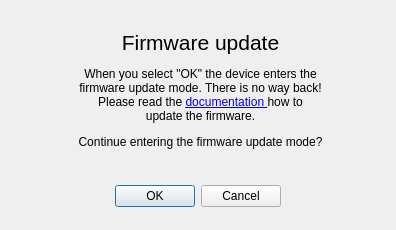
The window that stick20updatedialog.ui (Nitrokey/nitrokey-app) describes before a commit, drawn with Qt 5.
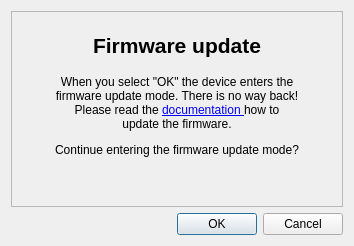
The same window after the commit. Icons and pictures are not drawn.

Commit message: frames, resizing grouping

Diff of the .ui file:
```diff
--- a/stick20updatedialog.ui
+++ b/stick20updatedialog.ui
@@ -6,8 +6,8 @@
    <rect>
     <x>0</x>
     <y>0</y>
-    <width>396</width>
-    <height>230</height>
+    <width>354</width>
+    <height>246</height>
    </rect>
   </property>
   <property name="windowTitle">
@@ -17,35 +17,77 @@
    <iconset resource="resources.qrc">
     <normaloff>:/images/CS_icon.png</normaloff>:/images/CS_icon.png</iconset>
   </property>
-  <widget class="QDialogButtonBox" name="buttonBox">
-   <property name="geometry">
-    <rect>
-     <x>100</x>
-     <y>180</y>
-     <width>181</width>
-     <height>32</height>
-    </rect>
-   </property>
-   <property name="orientation">
-    <enum>Qt::Horizontal</enum>
-   </property>
-   <property name="standardButtons">
-    <set>QDialogButtonBox::Cancel|QDialogButtonBox::Ok</set>
-   </property>
-  </widget>
-  <widget class="QLabel" name="label">
-   <property name="geometry">
-    <rect>
-     <x>30</x>
-     <y>30</y>
-     <width>341</width>
-     <height>151</height>
-    </rect>
-   </property>
-   <property name="text">
-    <string>&lt;html&gt;&lt;head/&gt;&lt;body&gt;&lt;p align=&quot;center&quot;&gt;&lt;span style=&quot; font-size:16pt;&quot;&gt;Firmware update&lt;/span&gt;&lt;/p&gt;&lt;p align=&quot;center&quot;&gt;When you select &amp;quot;OK&amp;quot; the device enters the &lt;br/&gt;firmware update mode. There is no way back!&lt;br/&gt;Please read the &lt;a href=&quot;https://www.crypto-stick.com/en/doc/firmware-update-storage&quot;&gt;&lt;span style=&quot; text-decoration: underline; color:#0000ff;&quot;&gt;documentation &lt;/span&gt;&lt;/a&gt;how to &lt;br/&gt;update the firmware.&lt;/p&gt;&lt;p align=&quot;center&quot;&gt;Continue entering the firmware update mode?&lt;/p&gt;&lt;p&gt;&lt;br/&gt;&lt;/p&gt;&lt;/body&gt;&lt;/html&gt;</string>
-   </property>
-  </widget>
+  <layout class="QVBoxLayout" name="verticalLayout_2">
+   <item>
+    <widget class="QFrame" name="frame">
+     <property name="sizePolicy">
+      <sizepolicy hsizetype="MinimumExpanding" vsizetype="MinimumExpanding">
+       <horstretch>0</horstretch>
+       <verstretch>0</verstretch>
+      </sizepolicy>
+     </property>
+     <property name="frameShape">
+      <enum>QFrame::StyledPanel</enum>
+     </property>
+     <property name="frameShadow">
+      <enum>QFrame::Raised</enum>
+     </property>
+     <layout class="QVBoxLayout" name="verticalLayout">
+      <item>
+       <widget class="QLabel" name="label_2">
+        <property name="font">
+         <font>
+          <pointsize>16</pointsize>
+          <weight>75</weight>
+          <bold>true</bold>
+         </font>
+        </property>
+        <property name="text">
+         <string>Firmware update</string>
+        </property>
+        <property name="alignment">
+         <set>Qt::AlignCenter</set>
+        </property>
+       </widget>
+      </item>
+      <item>
+       <widget class="QLabel" name="label">
+        <property name="text">
+         <string>&lt;html&gt;&lt;head/&gt;&lt;body&gt;&lt;p align=&quot;center&quot;&gt;When you select &amp;quot;OK&amp;quot; the device enters the &lt;br/&gt;firmware update mode. There is no way back!&lt;br/&gt;Please read the &lt;a href=&quot;https://www.crypto-stick.com/en/doc/firmware-update-storage&quot;&gt;&lt;span style=&quot; text-decoration: underline; color:#0000ff;&quot;&gt;documentation &lt;/span&gt;&lt;/a&gt;how to &lt;br/&gt;update the firmware.&lt;/p&gt;&lt;p align=&quot;center&quot;&gt;Continue entering the firmware update mode?&lt;/p&gt;&lt;p&gt;&lt;br/&gt;&lt;/p&gt;&lt;/body&gt;&lt;/html&gt;</string>
+        </property>
+       </widget>
+      </item>
+     </layout>
+    </widget>
+   </item>
+   <item>
+    <layout class="QHBoxLayout" name="horizontalLayout">
+     <item>
+      <spacer name="horizontalSpacer">
+       <property name="orientation">
+        <enum>Qt::Horizontal</enum>
+       </property>
+       <property name="sizeHint" stdset="0">
+        <size>
+         <width>40</width>
+         <height>20</height>
+        </size>
+       </property>
+      </spacer>
+     </item>
+     <item>
+      <widget class="QDialogButtonBox" name="buttonBox">
+       <property name="orientation">
+        <enum>Qt::Horizontal</enum>
+       </property>
+       <property name="standardButtons">
+        <set>QDialogButtonBox::Cancel|QDialogButtonBox::Ok</set>
+       </property>
+      </widget>
+     </item>
+    </layout>
+   </item>
+  </layout>
  </widget>
  <resources>
   <include location="resources.qrc"/>
```
Left out of the diff: 2 changed lines with no effect on the pictures. The commit also changes 7 other files.
